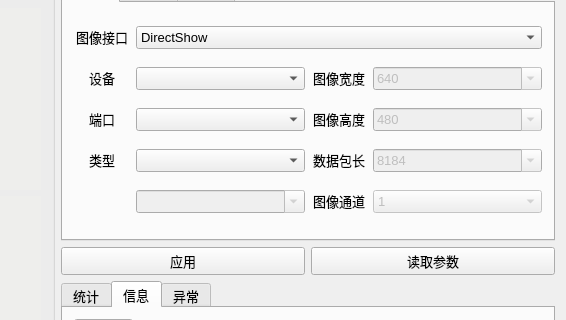
The window that mainwindow.ui (webd111/CameraTest) describes before a commit, drawn with Qt 5; both pictures show x 538 to 1104 and y 84 to 404 of the 1104 by 697 pixel window.
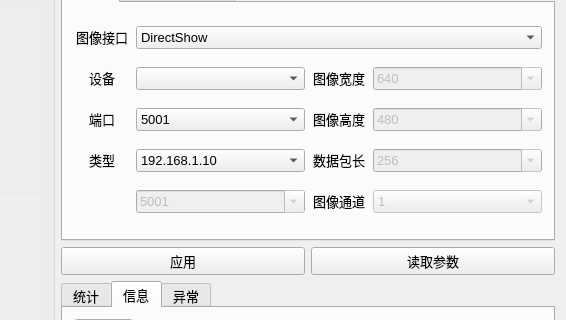
The same window after the commit. Icons and pictures are not drawn.

```diff
--- a/mainwindow.ui
+++ b/mainwindow.ui
@@ -274,6 +274,11 @@
             <property name="mouseTracking">
              <bool>false</bool>
             </property>
+            <item>
+             <property name="text">
+              <string>5001</string>
+             </property>
+            </item>
            </widget>
           </item>
           <item row="2" column="2">
@@ -353,6 +358,11 @@
             <property name="mouseTracking">
              <bool>false</bool>
             </property>
+            <item>
+             <property name="text">
+              <string>192.168.1.10</string>
+             </property>
+            </item>
            </widget>
           </item>
           <item row="3" column="2">
@@ -395,7 +405,7 @@
             </property>
             <item>
              <property name="text">
-              <string>8184</string>
+              <string>256</string>
              </property>
             </item>
            </widget>
@@ -435,6 +445,11 @@
             <property name="editable">
              <bool>true</bool>
             </property>
+            <item>
+             <property name="text">
+              <string>5001</string>
+             </property>
+            </item>
            </widget>
           </item>
           <item row="4" column="2">
```
Left out of the diff: 2 changed lines with no effect on the pictures.
